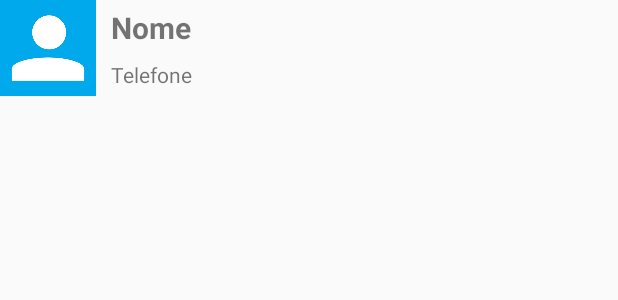
After one commit to JoseAlan/android-alura-2, an Android app: the layout list_item.xml on its own in the app's theme, with its tools: preview values and no code run, on a phone screen of 412 x 824 dp. The commit adds this screen. Shown: the top 300 px of the screen. Run offline under Robolectric (Android 15) with nearby library versions, the phone set to English and light mode, and no system bars.

Commit message:
3.0 - Melhorando Layout da Lista de Alunos

```diff
--- a/app/src/main/java/br/com/alura/agenda/ListaAlunosActivity.java
+++ b/app/src/main/java/br/com/alura/agenda/ListaAlunosActivity.java
@@ -19,6 +19,7 @@ import android.widget.Toast;
 
 import java.util.List;
 
+import br.com.alura.agenda.adapter.AlunosAdapter;
 import br.com.alura.agenda.dao.AlunoDAO;
 import br.com.alura.agenda.modelo.Aluno;
 
@@ -123,7 +124,7 @@ public class ListaAlunosActivity extends AppCompatActivity {
         List<Aluno> alunos = dao.buscaAlunos();
         dao.close();
 
-        ArrayAdapter<Aluno> adapter = new ArrayAdapter<Aluno>(this, android.R.layout.simple_list_item_1, alunos);
+        AlunosAdapter adapter = new AlunosAdapter(this, alunos);
         listaAlunos.setAdapter(adapter);
     }
 }
--- /dev/null
+++ b/app/src/main/res/layout/list_item.xml
@@ -0,0 +1,39 @@
+<?xml version="1.0" encoding="utf-8"?>
+<LinearLayout xmlns:android="http://schemas.android.com/apk/res/android"
+    android:orientation="horizontal" android:layout_width="match_parent"
+    android:layout_height="wrap_content">
+
+    <ImageView
+        android:layout_width="64dp"
+        android:layout_height="64dp"
+        android:src="@drawable/person"
+        android:id="@+id/item_foto"/>
+
+    <LinearLayout
+        android:layout_width="wrap_content"
+        android:layout_height="match_parent"
+        android:orientation="vertical"
+        android:gravity="center_vertical">
+        <TextView
+            android:layout_width="wrap_content"
+            android:layout_height="wrap_content"
+            android:id="@+id/item_nome"
+            android:text="Nome"
+            android:textSize="20dp"
+            android:textStyle="bold"
+            android:paddingLeft="10dp"/>
+
+        <TextView
+            android:layout_width="wrap_content"
+            android:layout_height="wrap_content"
+            android:id="@+id/item_telefone"
+            android:text="Telefone"
+            android:paddingLeft="10dp"
+            android:paddingTop="8dp"/>
+
+    </LinearLayout>
+
+
+
+
+</LinearLayout>
```
Also changed, not shown: app/src/main/java/br/com/alura/agenda/adapter/AlunosAdapter.java (added, +75 -0 lines), 32 other files.
